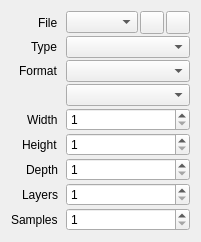
Before: the Qt Designer form src/session/TextureProperties.ui in houmain/gpupad, drawn with Qt 5.
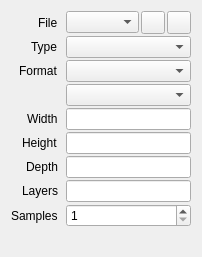
After: the same form once the commit is applied. Icons and pictures are not drawn. Custom widgets are drawn as their Qt base class.

Commit message: Expressions for texture dimensions

The edit to the form file:
```diff
--- a/src/session/TextureProperties.ui
+++ b/src/session/TextureProperties.ui
@@ -2,6 +2,14 @@
 <ui version="4.0">
  <class>TextureProperties</class>
  <widget class="QWidget" name="TextureProperties">
+  <property name="geometry">
+   <rect>
+    <x>0</x>
+    <y>0</y>
+    <width>202</width>
+    <height>257</height>
+   </rect>
+  </property>
   <layout class="QVBoxLayout" name="verticalLayout">
    <item>
     <layout class="QFormLayout" name="formLayout">
@@ -116,14 +124,7 @@
       </widget>
      </item>
      <item row="4" column="1">
-      <widget class="QSpinBox" name="width">
-       <property name="minimum">
-        <number>1</number>
-       </property>
-       <property name="maximum">
-        <number>65536</number>
-       </property>
-      </widget>
+      <widget class="ExpressionLineEdit" name="width"/>
      </item>
      <item row="5" column="0">
       <widget class="QLabel" name="labelHeight">
@@ -133,14 +134,7 @@
       </widget>
      </item>
      <item row="5" column="1">
-      <widget class="QSpinBox" name="height">
-       <property name="minimum">
-        <number>1</number>
-       </property>
-       <property name="maximum">
-        <number>65536</number>
-       </property>
-      </widget>
+      <widget class="ExpressionLineEdit" name="height"/>
      </item>
      <item row="6" column="0">
       <widget class="QLabel" name="labelDepth">
@@ -150,14 +144,7 @@
       </widget>
      </item>
      <item row="6" column="1">
-      <widget class="QSpinBox" name="depth">
-       <property name="minimum">
-        <number>1</number>
-       </property>
-       <property name="maximum">
-        <number>65536</number>
-       </property>
-      </widget>
+      <widget class="ExpressionLineEdit" name="depth"/>
      </item>
      <item row="7" column="0">
       <widget class="QLabel" name="labelLayers">
@@ -167,14 +154,7 @@
       </widget>
      </item>
      <item row="7" column="1">
-      <widget class="QSpinBox" name="layers">
-       <property name="minimum">
-        <number>1</number>
-       </property>
-       <property name="maximum">
-        <number>65536</number>
-       </property>
-      </widget>
+      <widget class="ExpressionLineEdit" name="layers"/>
      </item>
      <item row="8" column="0">
       <widget class="QLabel" name="labelSamples">
@@ -208,6 +188,11 @@
    <extends>QComboBox</extends>
    <header>session/ReferenceComboBox.h</header>
   </customwidget>
+  <customwidget>
+   <class>ExpressionLineEdit</class>
+   <extends>QLineEdit</extends>
+   <header>session/ExpressionLineEdit.h</header>
+  </customwidget>
  </customwidgets>
  <resources>
   <include location="../resources.qrc"/>
```
The commit also changes 6 other files.
